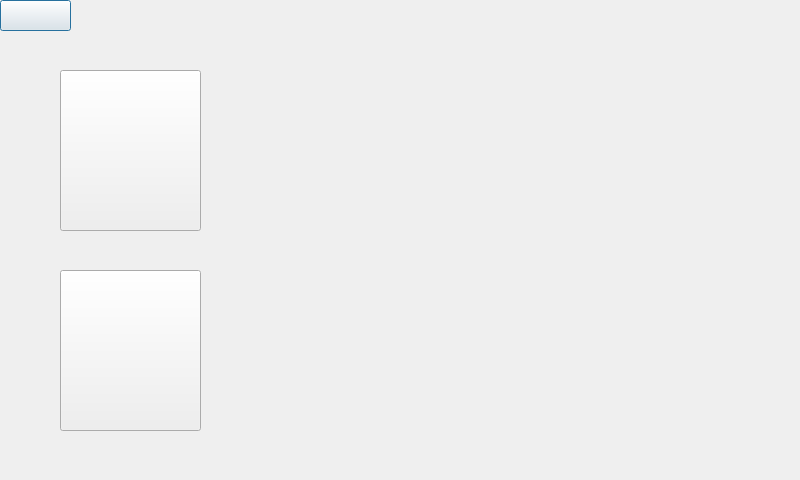
The window that chickencoop.ui (mateusur/Home_automation) describes before a commit, drawn with Qt 5.
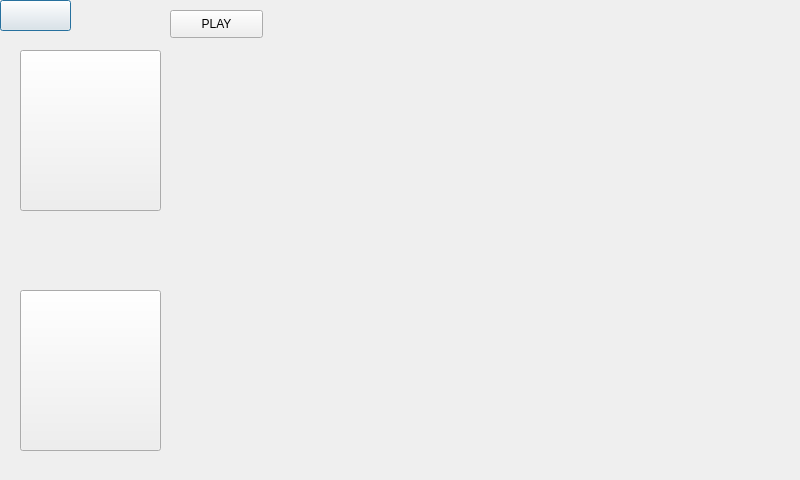
The same window after the commit.

```diff
--- a/chickencoop.ui
+++ b/chickencoop.ui
@@ -29,8 +29,8 @@
   <widget class="QPushButton" name="up_button">
    <property name="geometry">
     <rect>
-     <x>60</x>
-     <y>70</y>
+     <x>20</x>
+     <y>50</y>
      <width>141</width>
      <height>161</height>
     </rect>
@@ -42,8 +42,8 @@
   <widget class="QPushButton" name="down_button">
    <property name="geometry">
     <rect>
-     <x>60</x>
-     <y>270</y>
+     <x>20</x>
+     <y>290</y>
      <width>141</width>
      <height>161</height>
     </rect>
@@ -52,6 +52,29 @@
     <string/>
    </property>
   </widget>
+  <widget class="QWidget" name="widget" native="true">
+   <property name="geometry">
+    <rect>
+     <x>180</x>
+     <y>50</y>
+     <width>600</width>
+     <height>400</height>
+    </rect>
+   </property>
+  </widget>
+  <widget class="QPushButton" name="pushButton">
+   <property name="geometry">
+    <rect>
+     <x>170</x>
+     <y>10</y>
+     <width>93</width>
+     <height>28</height>
+    </rect>
+   </property>
+   <property name="text">
+    <string>PLAY</string>
+   </property>
+  </widget>
  </widget>
  <resources/>
  <connections/>
```
